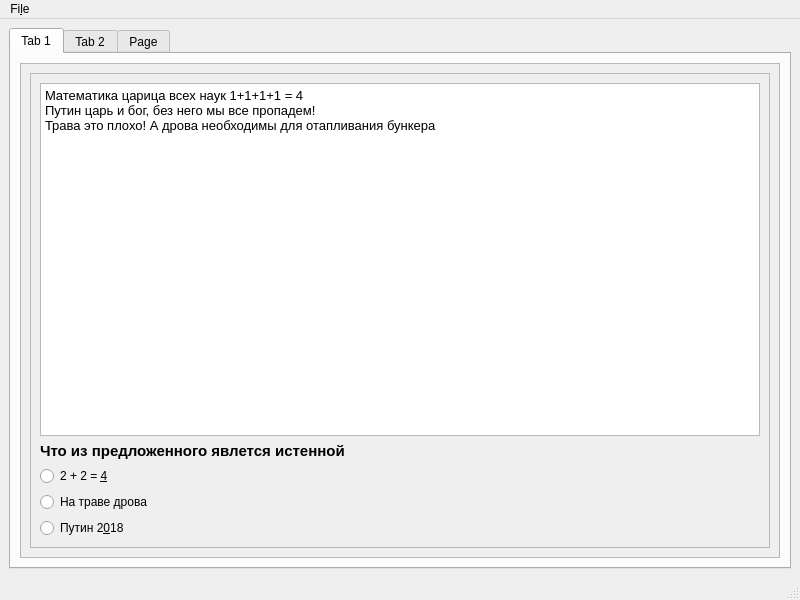
erfaenda/PiuPiu, file PyQTT/Fist_self_text_program/self_test_programGui.ui: the form before one commit.
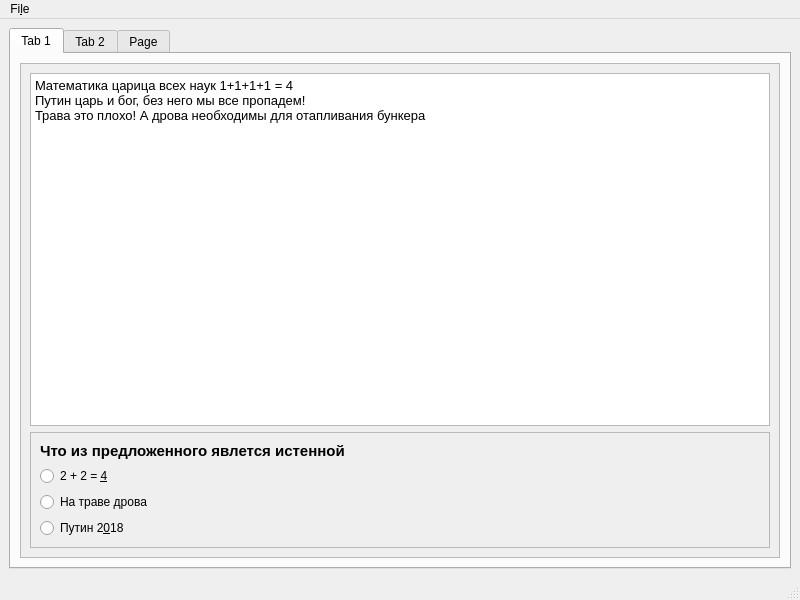
The form after the commit. The open tabs and pages were chosen to show the change.

```diff
--- a/PyQTT/Fist_self_text_program/self_test_programGui.ui
+++ b/PyQTT/Fist_self_text_program/self_test_programGui.ui
@@ -35,11 +35,24 @@
             <rect>
              <x>0</x>
              <y>0</y>
-             <width>764</width>
-             <height>484</height>
+             <width>756</width>
+             <height>495</height>
             </rect>
            </property>
            <layout class="QVBoxLayout" name="verticalLayout_3">
+            <item>
+             <widget class="QTextEdit" name="textEdit">
+              <property name="html">
+               <string>&lt;!DOCTYPE HTML PUBLIC &quot;-//W3C//DTD HTML 4.0//EN&quot; &quot;http://www.w3.org/TR/REC-html40/strict.dtd&quot;&gt;
+&lt;html&gt;&lt;head&gt;&lt;meta name=&quot;qrichtext&quot; content=&quot;1&quot; /&gt;&lt;style type=&quot;text/css&quot;&gt;
+p, li { white-space: pre-wrap; }
+&lt;/style&gt;&lt;/head&gt;&lt;body style=&quot; font-family:'MS Shell Dlg 2'; font-size:8.25pt; font-weight:400; font-style:normal;&quot;&gt;
+&lt;p style=&quot; margin-top:0px; margin-bottom:0px; margin-left:0px; margin-right:0px; -qt-block-indent:0; text-indent:0px;&quot;&gt;&lt;span style=&quot; font-family:'Noto Sans'; font-size:10pt;&quot;&gt;Математика царица всех наук 1+1+1+1 = 4&lt;/span&gt;&lt;/p&gt;
+&lt;p style=&quot; margin-top:0px; margin-bottom:0px; margin-left:0px; margin-right:0px; -qt-block-indent:0; text-indent:0px;&quot;&gt;&lt;span style=&quot; font-family:'Noto Sans'; font-size:10pt;&quot;&gt;Путин царь и бог, без него мы все пропадем!&lt;/span&gt;&lt;/p&gt;
+&lt;p style=&quot; margin-top:0px; margin-bottom:0px; margin-left:0px; margin-right:0px; -qt-block-indent:0; text-indent:0px;&quot;&gt;&lt;span style=&quot; font-family:'Noto Sans'; font-size:10pt;&quot;&gt;Трава это плохо! А дрова необходимы для отапливания бункера&lt;/span&gt;&lt;/p&gt;&lt;/body&gt;&lt;/html&gt;</string>
+              </property>
+             </widget>
+            </item>
             <item>
              <widget class="QFrame" name="frame">
               <property name="frameShape">
@@ -49,19 +62,6 @@
                <enum>QFrame::Raised</enum>
               </property>
               <layout class="QVBoxLayout" name="verticalLayout_4">
-               <item>
-                <widget class="QTextEdit" name="textEdit">
-                 <property name="html">
-                  <string>&lt;!DOCTYPE HTML PUBLIC &quot;-//W3C//DTD HTML 4.0//EN&quot; &quot;http://www.w3.org/TR/REC-html40/strict.dtd&quot;&gt;
-&lt;html&gt;&lt;head&gt;&lt;meta name=&quot;qrichtext&quot; content=&quot;1&quot; /&gt;&lt;style type=&quot;text/css&quot;&gt;
-p, li { white-space: pre-wrap; }
-&lt;/style&gt;&lt;/head&gt;&lt;body style=&quot; font-family:'Noto Sans'; font-size:10pt; font-weight:400; font-style:normal;&quot;&gt;
-&lt;p style=&quot; margin-top:0px; margin-bottom:0px; margin-left:0px; margin-right:0px; -qt-block-indent:0; text-indent:0px;&quot;&gt;Математика царица всех наук 1+1+1+1 = 4&lt;/p&gt;
-&lt;p style=&quot; margin-top:0px; margin-bottom:0px; margin-left:0px; margin-right:0px; -qt-block-indent:0; text-indent:0px;&quot;&gt;Путин царь и бог, без него мы все пропадем!&lt;/p&gt;
-&lt;p style=&quot; margin-top:0px; margin-bottom:0px; margin-left:0px; margin-right:0px; -qt-block-indent:0; text-indent:0px;&quot;&gt;Трава это плохо! А дрова необходимы для отапливания бункера&lt;/p&gt;&lt;/body&gt;&lt;/html&gt;</string>
-                 </property>
-                </widget>
-               </item>
                <item>
                 <widget class="QLabel" name="label">
                  <property name="font">
```
Left out of the diff: 24 changed lines with no effect on the pictures.
